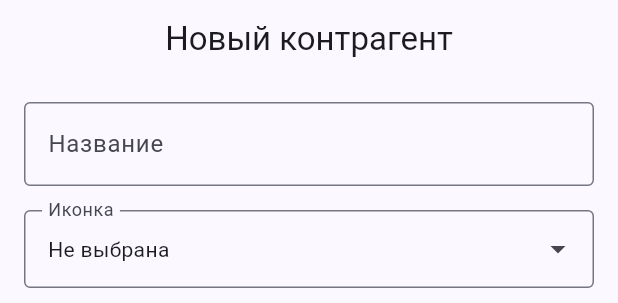
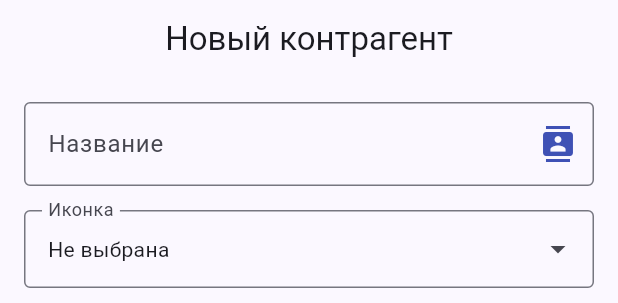
Before and after one commit to yarlyk/wallet_app, a Flutter app: the CounterpartyFormScreen widget shown alone on an empty page, opened directly with empty values, on a phone screen of 412 x 824 dp. Shown: the top 303 px of the screen. Run offline on Flutter 3.47's test engine with Material 3 defaults, Android fonts, the phone set to English and light mode, and no system bars; our stand-ins replace drift, flutter_contacts, flutter_riverpod; accounts and stored records are empty; generated files the repository leaves out were written again; statements that could not run were skipped.

```diff
--- a/lib/core/widgets/entity_form_body.dart
+++ b/lib/core/widgets/entity_form_body.dart
@@ -7,6 +7,8 @@ class EntityFormBody extends StatefulWidget {
   final ValueChanged<String>? onIconSelected;
   final List<Widget>? extraFields;
   final TextCapitalization textCapitalization;
+  final IconData? nameSuffixIcon;
+  final VoidCallback? onNameSuffixIconTap;
 
   const EntityFormBody({
     super.key,
@@ -15,6 +17,8 @@ class EntityFormBody extends StatefulWidget {
     this.onIconSelected,
     this.extraFields,
     this.textCapitalization = TextCapitalization.words,
+    this.nameSuffixIcon,
+    this.onNameSuffixIconTap,
   });
 
   @override
@@ -45,9 +49,17 @@ class EntityFormBodyState extends State<EntityFormBody> {
         TextFormField(
           controller: widget.nameController,
           textCapitalization: widget.textCapitalization,
-          decoration: const InputDecoration(
+          decoration: InputDecoration(
             labelText: 'Название',
-            border: OutlineInputBorder(),
+            border: const OutlineInputBorder(),
+            suffixIcon: widget.nameSuffixIcon != null
+                ? IconButton(
+                    icon: Icon(widget.nameSuffixIcon,
+                        color: Colors.indigo),
+                    onPressed: widget.onNameSuffixIconTap,
+                    tooltip: 'Выбрать из контактов',
+                  )
+                : null,
           ),
           validator: (value) {
             if (value == null || value.trim().isEmpty) {
--- a/lib/core/widgets/entity_form_screen.dart
+++ b/lib/core/widgets/entity_form_screen.dart
@@ -13,6 +13,8 @@ class EntityFormScreen extends StatefulWidget {
   final bool isEditing;
   final VoidCallback onCancel;
   final TextCapitalization textCapitalization;
+  final IconData? nameSuffixIcon;
+  final VoidCallback? onNameSuffixIconTap;
 
   const EntityFormScreen({
     super.key,
@@ -27,6 +29,8 @@ class EntityFormScreen extends StatefulWidget {
     this.isEditing = false,
     required this.onCancel,
     this.textCapitalization = TextCapitalization.words,
+    this.nameSuffixIcon,
+    this.onNameSuffixIconTap,
   });
 
   @override
@@ -82,6 +86,8 @@ class _EntityFormScreenState extends State<EntityFormScreen> {
               onIconSelected: widget.onIconSelected,
               extraFields: widget.extraFields,
               textCapitalization: widget.textCapitalization,
+              nameSuffixIcon: widget.nameSuffixIcon,
+              onNameSuffixIconTap: widget.onNameSuffixIconTap,
             ),
           ),
         ),
--- a/pubspec.yaml
+++ b/pubspec.yaml
@@ -24,6 +24,7 @@ dependencies:
   logger: ^1.4.0
   uuid: ^4.0.0
   url_launcher: ^6.2.0
+  flutter_contacts: ^2.5.0
 
 dev_dependencies:
   flutter_test:
```
Also changed, not shown: lib/core/utils/contacts_utils.dart (added, +37 -0 lines), lib/core/utils/phone_utils.dart (+14 -21 lines), lib/core/widgets/contact_picker_dialog.dart (added, +99 -0 lines), lib/features/counterparties/presentation/counterparty_form_screen.dart (+21 -0 lines), pubspec.lock, 4 other files.
